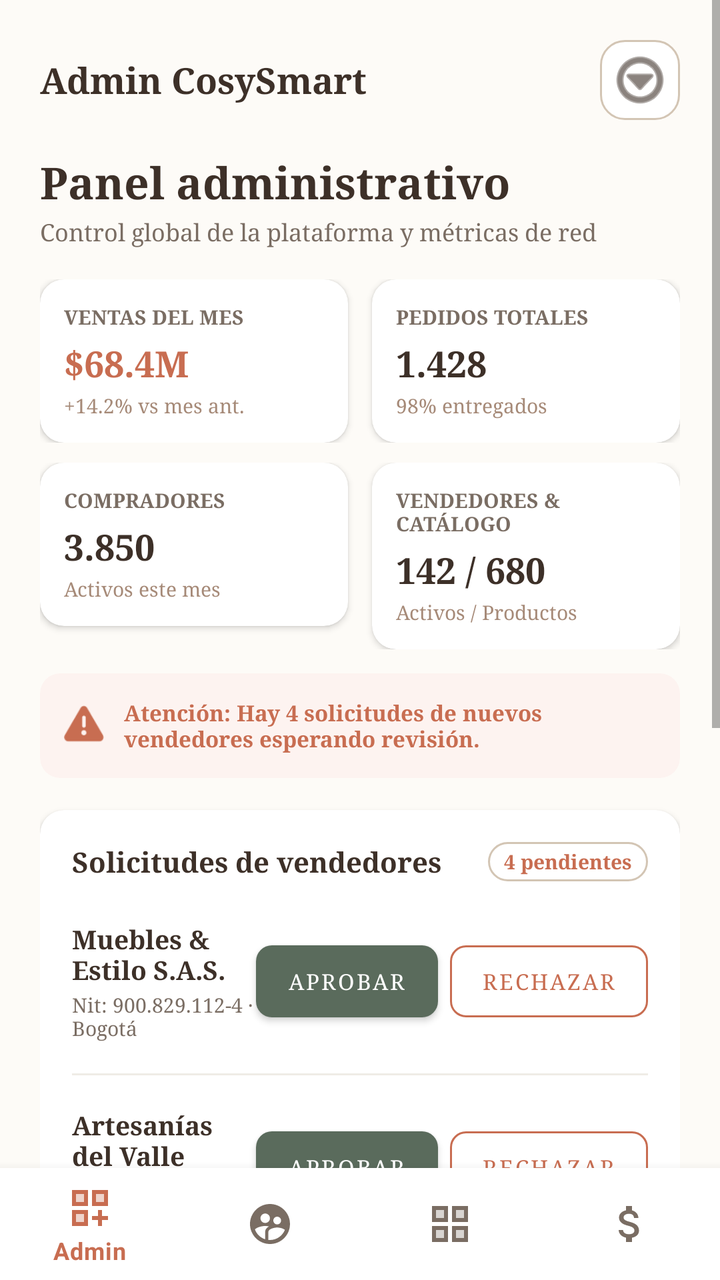
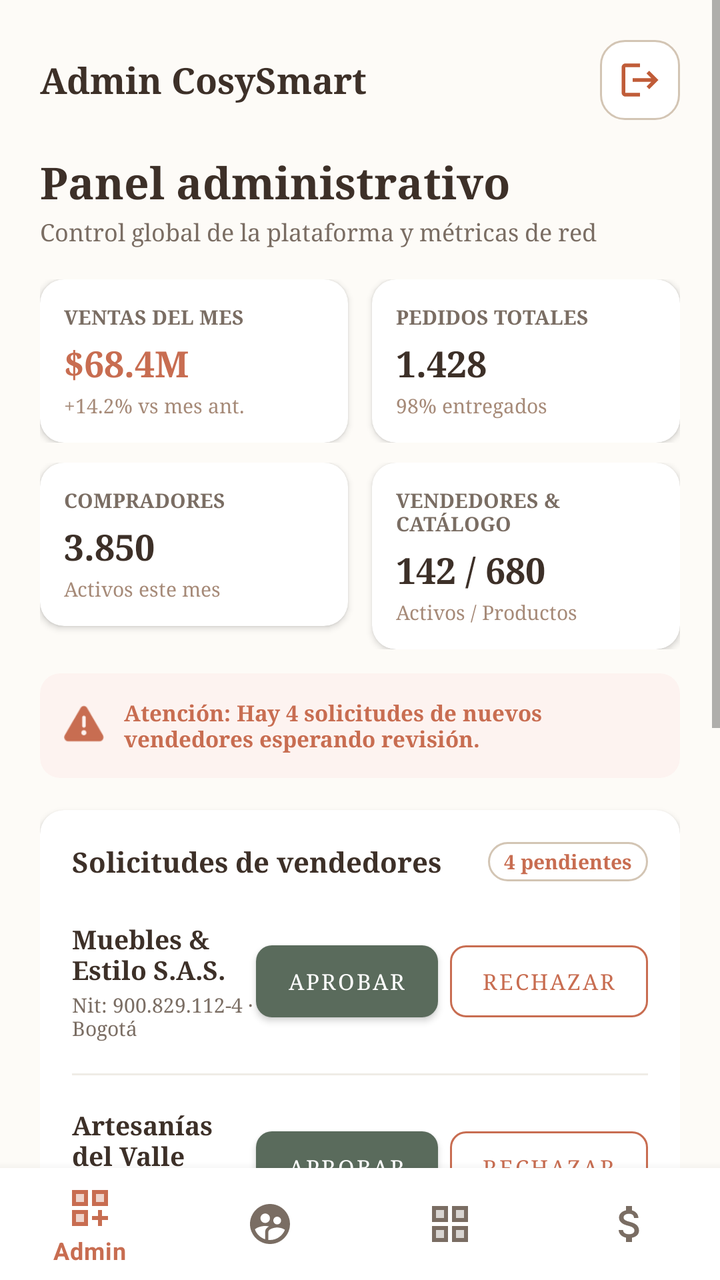

Before-and-after screenshots of an Android layout around one commit, followed by the original layout XML and the change that was made.
<!-- AndroidManifest.xml: application theme Theme.CosySmart -->
<!-- res/layout/activity_home_admin.xml -->
<?xml version="1.0" encoding="utf-8"?>
<RelativeLayout xmlns:android="http://schemas.android.com/apk/res/android"
    xmlns:app="http://schemas.android.com/apk/res-auto"
    android:layout_width="match_parent"
    android:layout_height="match_parent"
    android:background="#FDFBF7">

    <com.google.android.material.bottomnavigation.BottomNavigationView
        android:id="@+id/bottomNavigationView"
        android:layout_width="match_parent"
        android:layout_height="wrap_content"
        android:layout_alignParentBottom="true"
        android:background="#FFFFFF"
        app:menu="@menu/menu_admin"
        app:itemIconTint="@color/nav_item_color"
        app:itemTextColor="@color/nav_item_color"
        app:elevation="8dp" />

    <ScrollView
        android:layout_width="match_parent"
        android:layout_height="match_parent"
        android:layout_above="@id/bottomNavigationView"
        android:fillViewport="true">

        <LinearLayout
            android:layout_width="match_parent"
            android:layout_height="wrap_content"
            android:orientation="vertical"
            android:padding="20dp">

            <RelativeLayout
                android:layout_width="match_parent"
                android:layout_height="wrap_content"
                android:layout_marginBottom="16dp">

                <TextView
                    android:layout_width="wrap_content"
                    android:layout_height="wrap_content"
                    android:text="Admin CosySmart"
                    android:textColor="#3D3028"
                    android:textSize="18sp"
                    android:textStyle="bold"
                    android:layout_centerVertical="true" />

                <ImageButton
                    android:id="@+id/btnMenuOptions"
                    android:layout_width="40dp"
                    android:layout_height="40dp"
                    android:layout_alignParentEnd="true"
                    android:background="@drawable/bg_search_input"
                    android:src="@android:drawable/ic_menu_more"
                    app:tint="#3D3028" />
            </RelativeLayout>

            <TextView
                android:layout_width="wrap_content"
                android:layout_height="wrap_content"
                android:text="Panel administrativo"
                android:textColor="#3D3028"
                android:textSize="22sp"
                android:textStyle="bold" />

            <TextView
                android:layout_width="wrap_content"
                android:layout_height="wrap_content"
                android:layout_marginTop="2dp"
                android:layout_marginBottom="16dp"
                android:text="Control global de la plataforma y métricas de red"
                android:textColor="#7A6D63"
                android:textSize="12sp" />

            <LinearLayout
                android:layout_width="match_parent"
                android:layout_height="wrap_content"
                android:orientation="horizontal"
                android:weightSum="2"
                android:layout_marginBottom="10dp">

                <androidx.cardview.widget.CardView
                    android:layout_width="0dp"
                    android:layout_height="wrap_content"
                    android:layout_weight="1"
                    android:layout_marginEnd="6dp"
                    app:cardBackgroundColor="#FFFFFF"
                    app:cardCornerRadius="12dp"
                    app:cardElevation="2dp">
                    <LinearLayout
                        android:layout_width="match_parent"
                        android:layout_height="wrap_content"
                        android:orientation="vertical"
                        android:padding="12dp">
                        <TextView android:layout_width="wrap_content" android:layout_height="wrap_content" android:text="VENTAS DEL MES" android:textSize="10sp" android:textColor="#7A6D63" android:textStyle="bold"/>
                        <TextView android:layout_width="wrap_content" android:layout_height="wrap_content" android:text="$68.4M" android:textSize="18sp" android:textColor="#C86D51" android:textStyle="bold" android:layout_marginTop="4dp"/>
                        <TextView android:layout_width="wrap_content" android:layout_height="wrap_content" android:text="+14.2% vs mes ant." android:textSize="10sp" android:textColor="#A68A78" android:layout_marginTop="2dp"/>
                    </LinearLayout>
                </androidx.cardview.widget.CardView>

                <androidx.cardview.widget.CardView
                    android:layout_width="0dp"
                    android:layout_height="wrap_content"
                    android:layout_weight="1"
                    android:layout_marginStart="6dp"
                    app:cardBackgroundColor="#FFFFFF"
                    app:cardCornerRadius="12dp"
                    app:cardElevation="2dp">
                    <LinearLayout
                        android:layout_width="match_parent"
                        android:layout_height="wrap_content"
                        android:orientation="vertical"
                        android:padding="12dp">
                        <TextView android:layout_width="wrap_content" android:layout_height="wrap_content" android:text="PEDIDOS TOTALES" android:textSize="10sp" android:textColor="#7A6D63" android:textStyle="bold"/>
                        <TextView android:layout_width="wrap_content" android:layout_height="wrap_content" android:text="1.428" android:textSize="18sp" android:textColor="#3D3028" android:textStyle="bold" android:layout_marginTop="4dp"/>
                        <TextView android:layout_width="wrap_content" android:layout_height="wrap_content" android:text="98% entregados" android:textSize="10sp" android:textColor="#A68A78" android:layout_marginTop="2dp"/>
                    </LinearLayout>
                </androidx.cardview.widget.CardView>
            </LinearLayout>

            <LinearLayout
                android:layout_width="match_parent"
                android:layout_height="wrap_content"
                android:orientation="horizontal"
                android:weightSum="2"
                android:layout_marginBottom="12dp">

                <androidx.cardview.widget.CardView
                    android:layout_width="0dp"
                    android:layout_height="wrap_content"
                    android:layout_weight="1"
                    android:layout_marginEnd="6dp"
                    app:cardBackgroundColor="#FFFFFF"
                    app:cardCornerRadius="12dp"
                    app:cardElevation="2dp">
                    <LinearLayout
                        android:layout_width="match_parent"
                        android:layout_height="wrap_content"
                        android:orientation="vertical"
                        android:padding="12dp">
                        <TextView android:layout_width="wrap_content" android:layout_height="wrap_content" android:text="COMPRADORES" android:textSize="10sp" android:textColor="#7A6D63" android:textStyle="bold"/>
                        <TextView android:layout_width="wrap_content" android:layout_height="wrap_content" android:text="3.850" android:textSize="18sp" android:textColor="#3D3028" android:textStyle="bold" android:layout_marginTop="4dp"/>
                        <TextView android:layout_width="wrap_content" android:layout_height="wrap_content" android:text="Activos este mes" android:textSize="10sp" android:textColor="#A68A78" android:layout_marginTop="2dp"/>
                    </LinearLayout>
                </androidx.cardview.widget.CardView>

                <androidx.cardview.widget.CardView
                    android:layout_width="0dp"
                    android:layout_height="wrap_content"
                    android:layout_weight="1"
                    android:layout_marginStart="6dp"
                    app:cardBackgroundColor="#FFFFFF"
                    app:cardCornerRadius="12dp"
                    app:cardElevation="2dp">
                    <LinearLayout
                        android:layout_width="match_parent"
                        android:layout_height="wrap_content"
                        android:orientation="vertical"
                        android:padding="12dp">
                        <TextView android:layout_width="wrap_content" android:layout_height="wrap_content" android:text="VENDEDORES &amp; CATÁLOGO" android:textSize="10sp" android:textColor="#7A6D63" android:textStyle="bold"/>
                        <TextView android:layout_width="wrap_content" android:layout_height="wrap_content" android:text="142 / 680" android:textSize="18sp" android:textColor="#3D3028" android:textStyle="bold" android:layout_marginTop="4dp"/>
                        <TextView android:layout_width="wrap_content" android:layout_height="wrap_content" android:text="Activos / Productos" android:textSize="10sp" android:textColor="#A68A78" android:layout_marginTop="2dp"/>
                    </LinearLayout>
                </androidx.cardview.widget.CardView>
            </LinearLayout>

            <androidx.cardview.widget.CardView
                android:layout_width="match_parent"
                android:layout_height="wrap_content"
                android:layout_marginBottom="16dp"
                app:cardBackgroundColor="#FDF3F0"
                app:cardCornerRadius="10dp"
                app:cardElevation="0dp"
                app:strokeColor="#E8C5BC"
                app:strokeWidth="1dp">
                <LinearLayout
                    android:layout_width="match_parent"
                    android:layout_height="wrap_content"
                    android:orientation="horizontal"
                    android:padding="12dp"
                    android:gravity="center_vertical">
                    <ImageView
                        android:layout_width="20dp"
                        android:layout_height="20dp"
                        android:src="@android:drawable/ic_dialog_alert"
                        app:tint="#C86D51"
                        android:layout_marginEnd="10dp"/>
                    <TextView
                        android:layout_width="match_parent"
                        android:layout_height="wrap_content"
                        android:text="Atención: Hay 4 solicitudes de nuevos vendedores esperando revisión."
                        android:textColor="#C86D51"
                        android:textSize="11sp"
                        android:textStyle="bold"/>
                </LinearLayout>
            </androidx.cardview.widget.CardView>


            <androidx.cardview.widget.CardView
                android:layout_width="match_parent"
                android:layout_height="wrap_content"
                android:layout_marginBottom="20dp"
                app:cardBackgroundColor="#FFFFFF"
                app:cardCornerRadius="12dp"
                app:cardElevation="2dp">
                <LinearLayout
                    android:layout_width="match_parent"
                    android:layout_height="wrap_content"
                    android:orientation="vertical"
                    android:padding="16dp">

                    <RelativeLayout
                        android:layout_width="match_parent"
                        android:layout_height="wrap_content"
                        android:layout_marginBottom="12dp">
                        <TextView
                            android:layout_width="wrap_content"
                            android:layout_height="wrap_content"
                            android:text="Solicitudes de vendedores"
                            android:textColor="#3D3028"
                            android:textSize="14sp"
                            android:textStyle="bold"
                            android:layout_centerVertical="true"/>
                        <TextView
                            android:layout_width="wrap_content"
                            android:layout_height="wrap_content"
                            android:layout_alignParentEnd="true"
                            android:background="@drawable/bg_search_input"
                            android:paddingHorizontal="8dp"
                            android:paddingVertical="3dp"
                            android:text="4 pendientes"
                            android:textColor="#C86D51"
                            android:textSize="10sp"
                            android:textStyle="bold"/>
                    </RelativeLayout>


                    <LinearLayout
                        android:layout_width="match_parent"
                        android:layout_height="wrap_content"
                        android:orientation="horizontal"
                        android:gravity="center_vertical"
                        android:paddingVertical="8dp">
                        <LinearLayout
                            android:layout_width="0dp"
                            android:layout_height="wrap_content"
                            android:layout_weight="1"
                            android:orientation="vertical">
                            <TextView android:layout_width="wrap_content" android:layout_height="wrap_content" android:text="Muebles &amp; Estilo S.A.S." android:textSize="13sp" android:textColor="#3D3028" android:textStyle="bold"/>
                            <TextView android:layout_width="wrap_content" android:layout_height="wrap_content" android:text="Nit: 900.829.112-4 · Bogotá" android:textSize="10sp" android:textColor="#7A6D63" android:layout_marginTop="2dp"/>
                        </LinearLayout>
                        <com.google.android.material.button.MaterialButton
                            android:layout_width="wrap_content"
                            android:layout_height="36dp"
                            android:text="Aprobar"
                            android:textSize="11sp"
                            android:textColor="#FFFFFF"
                            app:backgroundTint="#5A6B5C"
                            app:cornerRadius="8dp"
                            android:layout_marginEnd="6dp"
                            android:insetTop="0dp" android:insetBottom="0dp"/>
                        <com.google.android.material.button.MaterialButton
                            android:layout_width="wrap_content"
                            android:layout_height="36dp"
                            android:text="Rechazar"
                            android:textSize="11sp"
                            android:textColor="#C86D51"
                            style="@style/Widget.MaterialComponents.Button.OutlinedButton"
                            app:strokeColor="#C86D51"
                            app:cornerRadius="8dp"
                            android:insetTop="0dp" android:insetBottom="0dp"/>
                    </LinearLayout>

                    <View
                        android:layout_width="match_parent"
                        android:layout_height="1dp"
                        android:background="#EFECE6"
                        android:layout_marginVertical="8dp"/>

                    <LinearLayout
                        android:layout_width="match_parent"
                        android:layout_height="wrap_content"
                        android:orientation="horizontal"
                        android:gravity="center_vertical"
                        android:paddingVertical="8dp">
                        <LinearLayout
                            android:layout_width="0dp"
                            android:layout_height="wrap_content"
                            android:layout_weight="1"
                            android:orientation="vertical">
                            <TextView android:layout_width="wrap_content" android:layout_height="wrap_content" android:text="Artesanías del Valle" android:textSize="13sp" android:textColor="#3D3028" android:textStyle="bold"/>
                            <TextView android:layout_width="wrap_content" android:layout_height="wrap_content" android:text="Nit: 901.442.961-1 · Medellín" android:textSize="10sp" android:textColor="#7A6D63" android:layout_marginTop="2dp"/>
                        </LinearLayout>
                        <com.google.android.material.button.MaterialButton
                            android:layout_width="wrap_content"
                            android:layout_height="36dp"
                            android:text="Aprobar"
                            android:textSize="11sp"
                            android:textColor="#FFFFFF"
                            app:backgroundTint="#5A6B5C"
                            app:cornerRadius="8dp"
                            android:layout_marginEnd="6dp"
                            android:insetTop="0dp" android:insetBottom="0dp"/>
                        <com.google.android.material.button.MaterialButton
                            android:layout_width="wrap_content"
                            android:layout_height="36dp"
                            android:text="Rechazar"
                            android:textSize="11sp"
                            android:textColor="#C86D51"
                            style="@style/Widget.MaterialComponents.Button.OutlinedButton"
                            app:strokeColor="#C86D51"
                            app:cornerRadius="8dp"
                            android:insetTop="0dp" android:insetBottom="0dp"/>
                    </LinearLayout>

                </LinearLayout>
            </androidx.cardview.widget.CardView>

            <TextView
                android:layout_width="wrap_content"
                android:layout_height="wrap_content"
                android:layout_marginBottom="10dp"
                android:text="Accesos administrativos"
                android:textColor="#3D3028"
                android:textSize="16sp"
                android:textStyle="bold" />

            <androidx.cardview.widget.CardView
                android:layout_width="match_parent"
                android:layout_height="wrap_content"
                android:layout_marginBottom="8dp"
                app:cardBackgroundColor="#FFFFFF"
                app:cardCornerRadius="10dp"
                app:cardElevation="1dp">
                <LinearLayout
                    android:layout_width="match_parent"
                    android:layout_height="wrap_content"
                    android:orientation="horizontal"
                    android:padding="14dp"
                    android:gravity="center_vertical">
                    <ImageView
                        android:layout_width="32dp"
                        android:layout_height="32dp"
                        android:src="@android:drawable/ic_menu_my_calendar"
                        app:tint="#C86D51"
                        android:layout_marginEnd="12dp"/>
                    <LinearLayout
                        android:layout_width="0dp"
                        android:layout_height="wrap_content"
                        android:layout_weight="1"
                        android:orientation="vertical">
                        <TextView android:layout_width="wrap_content" android:layout_height="wrap_content" android:text="Gestión de usuarios" android:textSize="14sp" android:textColor="#3D3028" android:textStyle="bold"/>
                        <TextView android:layout_width="wrap_content" android:layout_height="wrap_content" android:text="Compradores, vendedores y permisos" android:textSize="11sp" android:textColor="#7A6D63" android:layout_marginTop="2dp"/>
                    </LinearLayout>
                    <ImageView
                        android:layout_width="16dp"
                        android:layout_height="16dp"
                        android:src="@android:drawable/ic_media_play"
                        app:tint="#A68A78"/>
                </LinearLayout>
            </androidx.cardview.widget.CardView>

            <androidx.cardview.widget.CardView
                android:id="@+id/cardCatalogoGlobal"
                android:layout_width="match_parent"
                android:layout_height="wrap_content"
                android:layout_marginBottom="8dp"
                app:cardBackgroundColor="#FFFFFF"
                app:cardCornerRadius="10dp"
                app:cardElevation="1dp"
                android:clickable="true"
                android:focusable="true">
                <LinearLayout
                    android:layout_width="match_parent"
                    android:layout_height="wrap_content"
                    android:orientation="horizontal"
                    android:padding="14dp"
                    android:gravity="center_vertical">
                    <ImageView
                        android:layout_width="32dp"
                        android:layout_height="32dp"
                        android:src="@android:drawable/ic_menu_agenda"
                        app:tint="#C86D51"
                        android:layout_marginEnd="12dp"/>
                    <LinearLayout
                        android:layout_width="0dp"
                        android:layout_height="wrap_content"
                        android:layout_weight="1"
                        android:orientation="vertical">
                        <TextView android:layout_width="wrap_content" android:layout_height="wrap_content" android:text="Catálogo global" android:textSize="14sp" android:textColor="#3D3028" android:textStyle="bold"/>
                        <TextView android:layout_width="wrap_content" android:layout_height="wrap_content" android:text="Auditar y moderar productos publicados" android:textSize="11sp" android:textColor="#7A6D63" android:layout_marginTop="2dp"/>
                    </LinearLayout>
                    <ImageView
                        android:layout_width="16dp"
                        android:layout_height="16dp"
                        android:src="@android:drawable/ic_media_play"
                        app:tint="#A68A78"/>
                </LinearLayout>
            </androidx.cardview.widget.CardView>

            <androidx.cardview.widget.CardView
                android:id="@+id/cardReportesFinancieros"
                android:layout_width="match_parent"
                android:layout_height="wrap_content"
                android:layout_marginBottom="20dp"
                app:cardBackgroundColor="#FFFFFF"
                app:cardCornerRadius="10dp"
                app:cardElevation="1dp"
                android:clickable="true"
                android:focusable="true">
                <LinearLayout
                    android:layout_width="match_parent"
                    android:layout_height="wrap_content"
                    android:orientation="horizontal"
                    android:padding="14dp"
                    android:gravity="center_vertical">
                    <ImageView
                        android:layout_width="32dp"
                        android:layout_height="32dp"
                        android:src="@android:drawable/ic_menu_slideshow"
                        app:tint="#5A6B5C"
                        android:layout_marginEnd="12dp"/>
                    <LinearLayout
                        android:layout_width="0dp"
                        android:layout_height="wrap_content"
                        android:layout_weight="1"
                        android:orientation="vertical">
                        <TextView android:layout_width="wrap_content" android:layout_height="wrap_content" android:text="Reportes financieros" android:textSize="14sp" android:textColor="#3D3028" android:textStyle="bold"/>
                        <TextView android:layout_width="wrap_content" android:layout_height="wrap_content" android:text="Comisiones, liquidaciones y analíticas" android:textSize="11sp" android:textColor="#7A6D63" android:layout_marginTop="2dp"/>
                    </LinearLayout>
                    <ImageView
                        android:layout_width="16dp"
                        android:layout_height="16dp"
                        android:src="@android:drawable/ic_media_play"
                        app:tint="#A68A78"/>
                </LinearLayout>
            </androidx.cardview.widget.CardView>

        </LinearLayout>
    </ScrollView>

</RelativeLayout>
<!-- resources referenced by this layout -->
<resources>
  <!-- drawable bg_search_input (drawable) -->
  <?xml version="1.0" encoding="utf-8"?>
  <shape xmlns:android="http://schemas.android.com/apk/res/android"
      android:shape="rectangle">
      <solid android:color="#FFFFFF" />
      <corners android:radius="12dp" />
      <stroke
          android:width="1dp"
          android:color="#D3C5B4" />
  </shape>
  <style name="Theme.CosySmart" parent="Theme.MaterialComponents.DayNight.NoActionBar">
          <item name="colorPrimary">@color/cosy_primary</item>
          <item name="colorPrimaryVariant">@color/cosy_dark_green</item>
          <item name="colorOnPrimary">@color/white</item>
          <item name="android:windowBackground">@color/cosy_bg</item>
          <item name="android:fontFamily">serif</item>
          <item name="editTextStyle">@style/Widget.CosySmart.EditText</item>
      </style>
  <color name="cosy_primary">#C86D51</color>
  <color name="cosy_dark_green">#6A7059</color>
  <color name="white">#FFFFFFFF</color>
  <color name="cosy_bg">#F7F4EE</color>
  <style name="Widget.CosySmart.EditText" parent="Widget.AppCompat.EditText">
          <item name="android:textColor">#000000</item>
          <item name="android:textColorHint">#7A6D63</item>
          <item name="android:fontFamily">serif</item>
      </style>
</resources>

<!-- the commit's change to res/layout/activity_home_admin.xml (unified diff, before → after) -->
@@ -42,14 +42,21 @@
                     android:textStyle="bold"
                     android:layout_centerVertical="true" />
 
+
                 <ImageButton
-                    android:id="@+id/btnMenuOptions"
+                    android:id="@+id/btnLogoutAdmin"
                     android:layout_width="40dp"
                     android:layout_height="40dp"
                     android:layout_alignParentEnd="true"
                     android:background="@drawable/bg_search_input"
-                    android:src="@android:drawable/ic_menu_more"
-                    app:tint="#3D3028" />
+                    android:src="@drawable/ic_logout"
+                    android:padding="9dp"
+                    android:scaleType="fitCenter"
+                    android:contentDescription="Cerrar sesión"
+                    android:clickable="true"
+                    android:focusable="true"
+                    app:tint="#C05C38" />
+
             </RelativeLayout>
 
             <TextView
<!-- resource entries referenced after the edit -->
@@ -10,6 +10,12 @@
           android:width="1dp"
           android:color="#D3C5B4" />
   </shape>
+  <!-- drawable ic_logout (drawable) -->
+  <vector xmlns:android="http://schemas.android.com/apk/res/android" android:autoMirrored="true" android:height="24dp" android:tint="#C86D51" android:viewportHeight="24" android:viewportWidth="24" android:width="24dp">
+        
+      <path android:fillColor="@android:color/white" android:pathData="M17,7l-1.41,1.41L18.17,11H8v2h10.17l-2.58,2.58L17,17l5,-5zM4,5h8V3H4c-1.1,0 -2,0.9 -2,2v14c0,1.1 0.9,2 2,2h8v-2H4V5z"/>
+      
+  </vector>
   <style name="Theme.CosySmart" parent="Theme.MaterialComponents.DayNight.NoActionBar">
           <item name="colorPrimary">@color/cosy_primary</item>
           <item name="colorPrimaryVariant">@color/cosy_dark_green</item>
